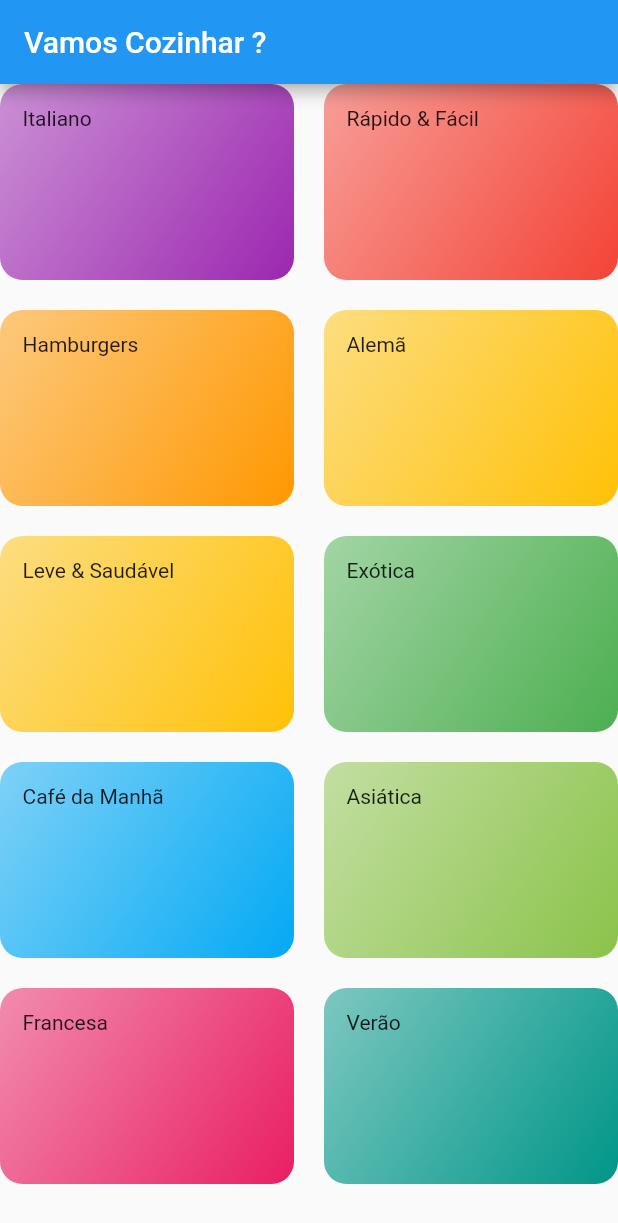
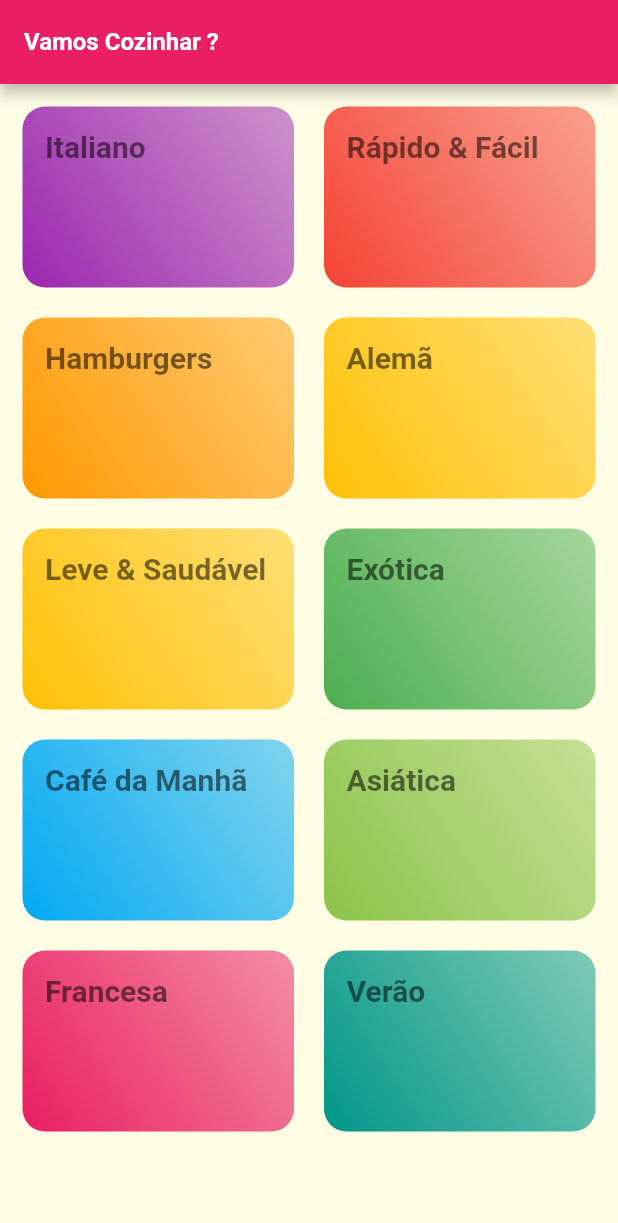
Before and after one commit to GuilhermePalma/nourriture, a Flutter app: the screen it shows after launch, on a phone screen of 412 x 824 dp. Shown: the top 1223 px of the screen. Run offline on Flutter 3.47's test engine with Material 2 defaults, Android fonts, the light colour scheme and no system bars; Roboto replaces fonts that are missing (Raleway, RobotoCondensed).

Commit message:
Implementation Fonts and Theme

```diff
--- a/lib/components/category_item.dart
+++ b/lib/components/category_item.dart
@@ -20,11 +20,14 @@ class CategoryItem extends StatelessWidget {
             category.color.withOpacity(0.5),
             category.color,
           ],
-          begin: Alignment.topLeft,
-          end: Alignment.bottomRight,
+          begin: Alignment.topRight,
+          end: Alignment.bottomLeft,
         ),
       ),
-      child: Text(category.name),
+      child: Text(
+        category.name,
+        style: Theme.of(context).textTheme.headline1,
+      ),
     );
   }
 }
--- a/lib/main.dart
+++ b/lib/main.dart
@@ -10,8 +10,28 @@ class MyApp extends StatelessWidget {
   Widget build(BuildContext context) {
     return MaterialApp(
       title: 'Vamos Cozinhar ?',
+      debugShowCheckedModeBanner: false,
       theme: ThemeData(
         primarySwatch: Colors.blue,
+        colorScheme: ColorScheme.fromSwatch(primarySwatch: Colors.pink)
+            .copyWith(secondary: Colors.amber),
+        fontFamily: "Raleway",
+        textTheme: ThemeData.light().textTheme.copyWith(
+              headline1: const TextStyle(
+                fontSize: 20,
+                fontFamily: "RobotoCondensed",
+                fontWeight: FontWeight.bold,
+              ),
+              headline6: const TextStyle(
+                fontSize: 16,
+                fontWeight: FontWeight.bold,
+              ),
+              button: const TextStyle(
+                color: Colors.white,
+                fontWeight: FontWeight.bold,
+              ),
+            ),
+        canvasColor: const Color.fromRGBO(255, 254, 229, 1),
       ),
       home: const CategoriesScreen(),
     );
--- a/lib/screens/categories_screen.dart
+++ b/lib/screens/categories_screen.dart
@@ -12,6 +12,7 @@ class CategoriesScreen extends StatelessWidget {
         title: const Text("Vamos Cozinhar ?"),
       ),
       body: GridView(
+        padding: const EdgeInsets.all(15),
         // Sliver= Area que permite Scrool e GridDelegate= Como a Grid será renderizada
         gridDelegate: const SliverGridDelegateWithMaxCrossAxisExtent(
           maxCrossAxisExtent: 200,
```
Also changed, not shown: pubspec.yaml (+20 -11 lines), assets/fonts/Raleway-Black.ttf (added), assets/fonts/Raleway-Bold.ttf (added), assets/fonts/Raleway-Regular.ttf (added), assets/fonts/RobotoCondensed-Bold.ttf (added), assets/fonts/RobotoCondensed-Italic.ttf (added), assets/fonts/RobotoCondensed-Light.ttf (added), assets/fonts/RobotoCondensed-Regular.ttf (added).
